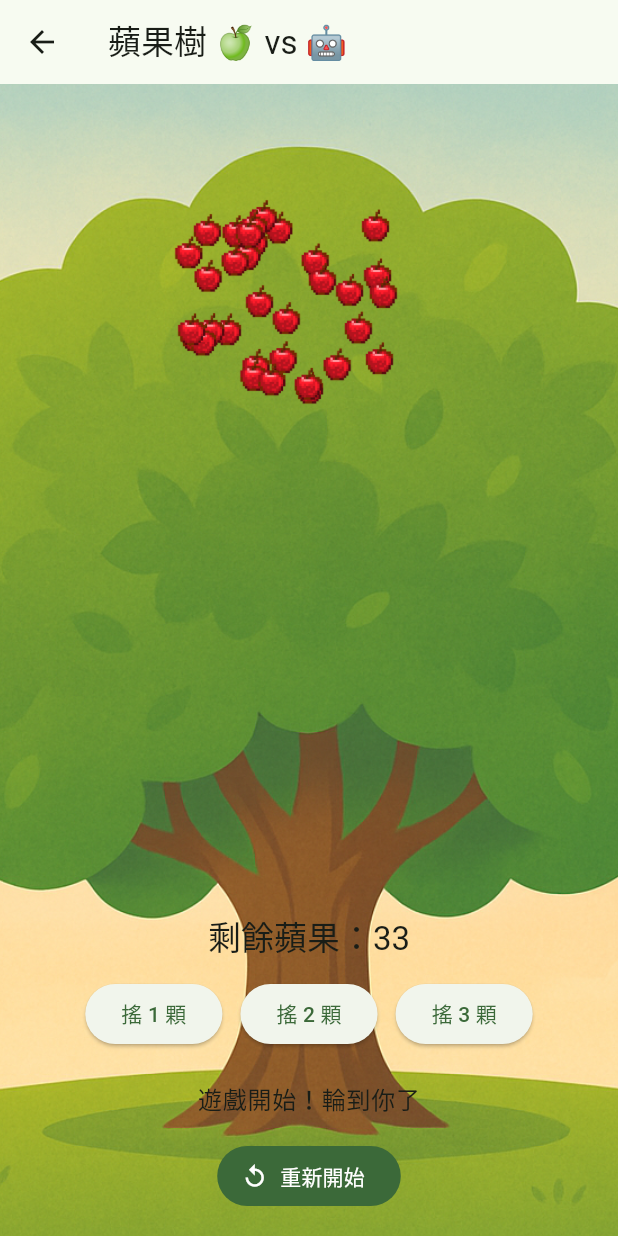
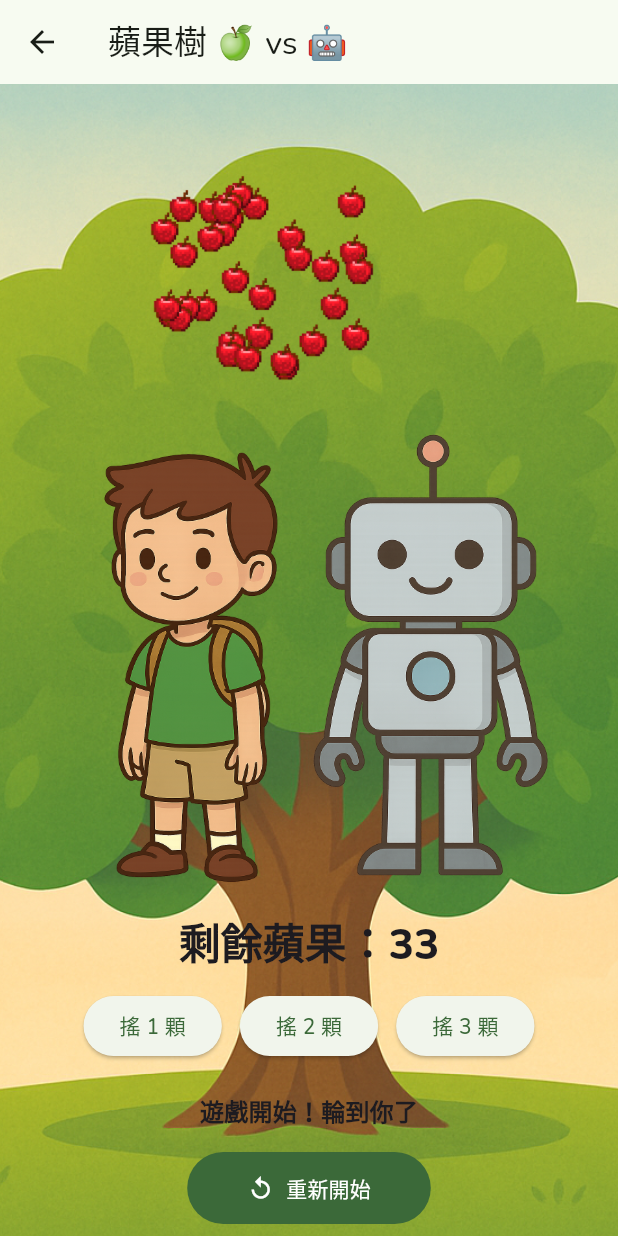
Before and after one commit to howard522/apple-tree, a Flutter app: the screen it shows after launch, after a tap on "開始遊戲", on a phone screen of 412 x 824 dp. Run offline on Flutter 3.47's test engine with Material 3 defaults, Android fonts, the phone set to English and light mode, and no system bars; our stand-ins replace google_fonts.

Commit message:
add man and robot

```diff
--- a/apple_tree_game/lib/main.dart
+++ b/apple_tree_game/lib/main.dart
@@ -1,9 +1,8 @@
 import 'package:flutter/material.dart';
+import 'package:google_fonts/google_fonts.dart';
 import 'screens/home_page.dart';
 
-void main() {
-  runApp(const AppleTreeGameApp());
-}
+void main() => runApp(const AppleTreeGameApp());
 
 class AppleTreeGameApp extends StatelessWidget {
   const AppleTreeGameApp({super.key});
@@ -13,7 +12,11 @@ class AppleTreeGameApp extends StatelessWidget {
     return MaterialApp(
       debugShowCheckedModeBanner: false,
       title: 'Apple Tree 🍎',
-      theme: ThemeData(colorSchemeSeed: Colors.green, useMaterial3: true),
+      theme: ThemeData(
+        colorSchemeSeed: Colors.green,
+        useMaterial3: true,
+        textTheme: GoogleFonts.nunitoTextTheme(),
+      ),
       home: const HomePage(),
     );
   }
--- a/apple_tree_game/lib/screens/game_page.dart
+++ b/apple_tree_game/lib/screens/game_page.dart
@@ -11,22 +11,31 @@ class GamePage extends StatefulWidget {
   State<GamePage> createState() => _GamePageState();
 }
 
-class _GamePageState extends State<GamePage> {
+class _GamePageState extends State<GamePage> with TickerProviderStateMixin {
   late int _applesRemaining;
   bool _isPlayerTurn = true;
   String _statusMsg = '遊戲開始！輪到你了';
   int _countdown = 0;
   Timer? _timer;
 
+  // 角色晃動動畫控制器
+  late final AnimationController _playerCtrl;
+  late final AnimationController _robotCtrl;
+
   @override
   void initState() {
     super.initState();
+    _playerCtrl = AnimationController(vsync: this, duration: const Duration(milliseconds: 300))
+      ..stop();
+    _robotCtrl = AnimationController(vsync: this, duration: const Duration(milliseconds: 300))
+      ..stop();
     _resetGame();
   }
 
+  // --------------------------- Game Flow ---------------------------
   void _resetGame() {
     _timer?.cancel();
-    _applesRemaining = Random().nextInt(9) + 26;
+    _applesRemaining = Random().nextInt(9) + 26; // 26–34
     _isPlayerTurn = true;
     _statusMsg = '遊戲開始！輪到你了';
     _countdown = 0;
@@ -40,6 +49,8 @@ class _GamePageState extends State<GamePage> {
 
   void _applyMove(int picked, {required bool isPlayer}) {
     setState(() => _applesRemaining -= picked);
+
+    _triggerShake(isPlayer); // 角色晃動
 
     if (_applesRemaining <= 0) {
       final loser = isPlayer ? '玩家' : '電腦';
@@ -82,6 +93,17 @@ class _GamePageState extends State<GamePage> {
     return target.clamp(1, 3);
   }
 
+  // ---------------------- Animation helpers ------------------------
+  void _triggerShake(bool isPlayer) {
+    final ctrl = isPlayer ? _playerCtrl : _robotCtrl;
+    ctrl
+      ..reset()
+      ..repeat(reverse: true);
+    // 自動停止晃動
+    Future.delayed(const Duration(milliseconds: 600), ctrl.stop);
+  }
+
+  // ----------------------------- UI --------------------------------
   @override
   Widget build(BuildContext context) {
     final theme = Theme.of(context);
@@ -89,43 +111,84 @@ class _GamePageState extends State<GamePage> {
       appBar: AppBar(title: const Text('蘋果樹 🍏 vs 🤖')),
       body: Stack(
         children: [
-          Positioned.fill(
-            child: Image.asset(
-              'assets/tree.png',
-              fit: BoxFit.cover,
-            ),
-          ),
+          Positioned.fill(child: Image.asset('assets/tree.png', fit: BoxFit.cover)),
           SafeArea(
-            child: Padding(
-              padding: const EdgeInsets.all(16.0),
             child: Column(
               children: [
+                // ─── 上方：角色 + 蘋果樹 ─────────────────────
                 Expanded(
-                    child: Center(
-                      child: AppleTree(
-                        apples: _applesRemaining,
-                        key: ValueKey(_applesRemaining),
+                  child: LayoutBuilder(
+                    builder: (context, constraints) {
+                      final imgHeight = constraints.maxHeight * 0.6;
+                      return Stack(
+                        alignment: Alignment.center,
+                        children: [
+                          // 玩家
+                          Positioned(
+                            left: 16,
+                            bottom: 0,
+                            child: AnimatedBuilder(
+                              animation: _playerCtrl,
+                              builder: (context, child) => Transform.translate(
+                                offset: Offset(0, -8 * _playerCtrl.value),
+                                child: child,
+                              ),
+                              child: GestureDetector(
+                                onTap: () => ScaffoldMessenger.of(context).showSnackBar(
+                                  SnackBar(content: Text('剩餘蘋果：$_applesRemaining')),
+                                ),
+                                child: Image.asset('assets/player.png', height: imgHeight),
                               ),
                             ),
                           ),
-                  Text('剩餘蘋果：$_applesRemaining', style: theme.textTheme.titleLarge),
+                          // 機器人
+                          Positioned(
+                            right: 16,
+                            bottom: 0,
+                            child: AnimatedBuilder(
+                              animation: _robotCtrl,
+                              builder: (context, child) => Transform.translate(
+                                offset: Offset(0, -8 * _robotCtrl.value),
+                                child: child,
+                              ),
+                              child: Image.asset('assets/robot.png', height: imgHeight),
+                            ),
+                          ),
+                          // 蘋果樹 & 蘋果
+                          Center(child: AppleTree(apples: _applesRemaining, key: ValueKey(_applesRemaining))),
+                        ],
+                      );
+                    },
+                  ),
+                ),
+                // ─── 底部控制區域 ────────────────────────────────
+                Padding(
+                  padding: const EdgeInsets.symmetric(horizontal: 16.0),
+                  child: Column(
+                    children: [
+                      Text('剩餘蘋果：$_applesRemaining', style: theme.textTheme.headlineMedium?.copyWith(fontWeight: FontWeight.w800)),
                       const SizedBox(height: 12),
-                  PickerControls(
-                    enabled: _isPlayerTurn && _applesRemaining > 0,
-                    onPick: _onPlayerPick,
-                  ),
+                      PickerControls(enabled: _isPlayerTurn && _applesRemaining > 0, onPick: _onPlayerPick),
                       const SizedBox(height: 12),
-                  if (_countdown > 0) Text('電腦將在 $_countdown 秒後搖蘋果…'),
+                      if (_countdown > 0)
+                        Text('電腦將在 $_countdown 秒後搖蘋果…', style: theme.textTheme.titleMedium),
                       const SizedBox(height: 8),
-                  Text(_statusMsg, style: theme.textTheme.bodyLarge),
+                      Text(_statusMsg, style: theme.textTheme.titleMedium?.copyWith(fontWeight: FontWeight.w600)),
                       const SizedBox(height: 16),
                       FilledButton.icon(
                         onPressed: _resetGame,
                         icon: const Icon(Icons.replay),
                         label: const Text('重新開始'),
+                        style: FilledButton.styleFrom(
+                          padding: const EdgeInsets.symmetric(horizontal: 40, vertical: 14),
+                          shape: const StadiumBorder(),
+                        ),
+                      ),
+                      const SizedBox(height: 8),
+                    ],
+                  ),
                 ),
               ],
-              ),
             ),
           ),
         ],
@@ -136,6 +199,8 @@ class _GamePageState extends State<GamePage> {
   @override
   void dispose() {
     _timer?.cancel();
+    _playerCtrl.dispose();
+    _robotCtrl.dispose();
     super.dispose();
   }
 }
--- a/apple_tree_game/lib/screens/home_page.dart
+++ b/apple_tree_game/lib/screens/home_page.dart
@@ -8,7 +8,7 @@ class HomePage extends StatelessWidget {
   Widget build(BuildContext context) {
     final theme = Theme.of(context);
     return Scaffold(
-      appBar: AppBar(title: const Text('蘋果樹遊戲')), // Apple Tree Game
+      appBar: AppBar(title: const Text('蘋果樹遊戲')),
       body: Center(
         child: Padding(
           padding: const EdgeInsets.all(24.0),
@@ -17,7 +17,7 @@ class HomePage extends StatelessWidget {
             children: [
               Image.asset('assets/tree.png', height: 180),
               const SizedBox(height: 32),
-              Text('🎮 玩法說明', style: theme.textTheme.titleLarge),
+              Text('🎮 玩法說明', style: theme.textTheme.headlineSmall?.copyWith(fontWeight: FontWeight.w700)),
               const SizedBox(height: 8),
               const Text(
                 '樹上隨機生成 26‒34 顆蘋果，您與電腦輪流搖 1‒3 顆，搖到最後一顆的人輸！',
@@ -27,11 +27,11 @@ class HomePage extends StatelessWidget {
               FilledButton.icon(
                 icon: const Icon(Icons.play_arrow_rounded),
                 label: const Text('開始遊戲'),
-                onPressed: () {
-                  Navigator.of(context).push(
-                    MaterialPageRoute(builder: (_) => const GamePage()),
-                  );
-                },
+                style: FilledButton.styleFrom(
+                  padding: const EdgeInsets.symmetric(horizontal: 32, vertical: 14),
+                  shape: const StadiumBorder(),
+                ),
+                onPressed: () => Navigator.of(context).push(MaterialPageRoute(builder: (_) => const GamePage())),
               ),
             ],
           ),
--- a/apple_tree_game/pubspec.yaml
+++ b/apple_tree_game/pubspec.yaml
@@ -63,6 +63,8 @@ flutter:
   assets:
     - assets/tree.png        # A transparent PNG of a tree trunk/canopy
     - assets/apple.png
+    - assets/player.png
+    - assets/robot.png
 
   # An image asset can refer to one or more resolution-specific "variants", see
   # https://flutter.dev/to/resolution-aware-images
```
Also changed, not shown: apple_tree_game/assets/player.png (added), apple_tree_game/assets/robot.png (added). Lines whose indentation alone changed are shown as unchanged.
